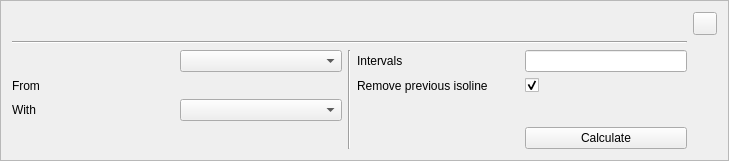
Old version of the form kadasrouting/gui/reachibilitybottombar.ui in the repository kadas-albireo/kadas-albireo2.
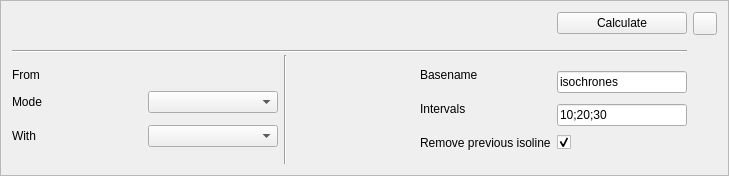
New version of the form. Icons and pictures are not drawn.

Commit message:
Create separate layers for isochrones (#3)
* implement new layer for each isochrone

* conformity with mockup: move the 'calculate' button

* add pushwarning and fail if overwrite layers is not set

```diff
--- a/kadasrouting/gui/reachibilitybottombar.ui
+++ b/kadasrouting/gui/reachibilitybottombar.ui
@@ -7,7 +7,7 @@
     <x>0</x>
     <y>0</y>
     <width>729</width>
-    <height>153</height>
+    <height>176</height>
    </rect>
   </property>
   <property name="windowTitle">
@@ -20,33 +20,6 @@
    <enum>QFrame::Raised</enum>
   </property>
   <layout class="QGridLayout" name="gridLayout">
-   <item row="3" column="0">
-    <widget class="QLabel" name="labelFrom">
-     <property name="text">
-      <string>From</string>
-     </property>
-    </widget>
-   </item>
-   <item row="2" column="1">
-    <widget class="QComboBox" name="comboBoxReachibiliyMode"/>
-   </item>
-   <item row="4" column="1">
-    <widget class="QComboBox" name="comboBoxVehicles"/>
-   </item>
-   <item row="4" column="0">
-    <widget class="QLabel" name="labelWith">
-     <property name="text">
-      <string>With</string>
-     </property>
-    </widget>
-   </item>
-   <item row="2" column="2" rowspan="4">
-    <widget class="Line" name="line_2">
-     <property name="orientation">
-      <enum>Qt::Vertical</enum>
-     </property>
-    </widget>
-   </item>
    <item row="0" column="5">
     <widget class="QToolButton" name="btnClose">
      <property name="sizePolicy">
@@ -64,15 +37,36 @@
      </property>
     </widget>
    </item>
-   <item row="1" column="0" colspan="5">
+   <item row="1" column="0" rowspan="2" colspan="5">
     <widget class="Line" name="line">
      <property name="orientation">
       <enum>Qt::Horizontal</enum>
      </property>
     </widget>
    </item>
-   <item row="5" column="4">
-    <widget class="QPushButton" name="btnCalculate">
+   <item row="2" column="2" rowspan="7" colspan="2">
+    <widget class="Line" name="line_2">
+     <property name="orientation">
+      <enum>Qt::Vertical</enum>
+     </property>
+    </widget>
+   </item>
+   <item row="3" column="0">
+    <widget class="QLabel" name="labelFrom">
+     <property name="text">
+      <string>From</string>
+     </property>
+    </widget>
+   </item>
+   <item row="3" column="3">
+    <widget class="QLabel" name="labelBasename">
+     <property name="text">
+      <string>Basename</string>
+     </property>
+    </widget>
+   </item>
+   <item row="3" column="4" rowspan="2">
+    <widget class="QLineEdit" name="lineEditBasename">
      <property name="sizePolicy">
       <sizepolicy hsizetype="Preferred" vsizetype="Fixed">
        <horstretch>0</horstretch>
@@ -80,18 +74,28 @@
       </sizepolicy>
      </property>
      <property name="text">
-      <string>Calculate</string>
+      <string>isochrones</string>
      </property>
     </widget>
    </item>
-   <item row="2" column="3">
+   <item row="4" column="0" rowspan="2">
+    <widget class="QLabel" name="labelReachabiliyMode">
+     <property name="text">
+      <string>Mode</string>
+     </property>
+    </widget>
+   </item>
+   <item row="4" column="1" rowspan="2">
+    <widget class="QComboBox" name="comboBoxReachibiliyMode"/>
+   </item>
+   <item row="5" column="3">
     <widget class="QLabel" name="labelIntervals">
      <property name="text">
       <string>Intervals</string>
      </property>
     </widget>
    </item>
-   <item row="2" column="4">
+   <item row="5" column="4" rowspan="2">
     <widget class="QLineEdit" name="lineEditIntervals">
      <property name="sizePolicy">
       <sizepolicy hsizetype="Preferred" vsizetype="Fixed">
@@ -99,16 +103,29 @@
        <verstretch>0</verstretch>
       </sizepolicy>
      </property>
+     <property name="text">
+      <string>10;20;30</string>
+     </property>
     </widget>
    </item>
-   <item row="3" column="3">
+   <item row="6" column="0" rowspan="2">
+    <widget class="QLabel" name="labelWith">
+     <property name="text">
+      <string>With</string>
+     </property>
+    </widget>
+   </item>
+   <item row="6" column="1" rowspan="2">
+    <widget class="QComboBox" name="comboBoxVehicles"/>
+   </item>
+   <item row="7" column="3">
     <widget class="QLabel" name="labelRemovePrevious">
      <property name="text">
       <string>Remove previous isoline</string>
      </property>
     </widget>
    </item>
-   <item row="3" column="4">
+   <item row="7" column="4">
     <widget class="QCheckBox" name="checkBoxRemovePrevious">
      <property name="text">
       <string/>
@@ -118,6 +135,19 @@
      </property>
     </widget>
    </item>
+   <item row="0" column="4">
+    <widget class="QPushButton" name="btnCalculate">
+     <property name="sizePolicy">
+      <sizepolicy hsizetype="Preferred" vsizetype="Fixed">
+       <horstretch>0</horstretch>
+       <verstretch>0</verstretch>
+      </sizepolicy>
+     </property>
+     <property name="text">
+      <string>Calculate</string>
+     </property>
+    </widget>
+   </item>
   </layout>
  </widget>
  <resources/>
```
The commit also changes 3 other files.
